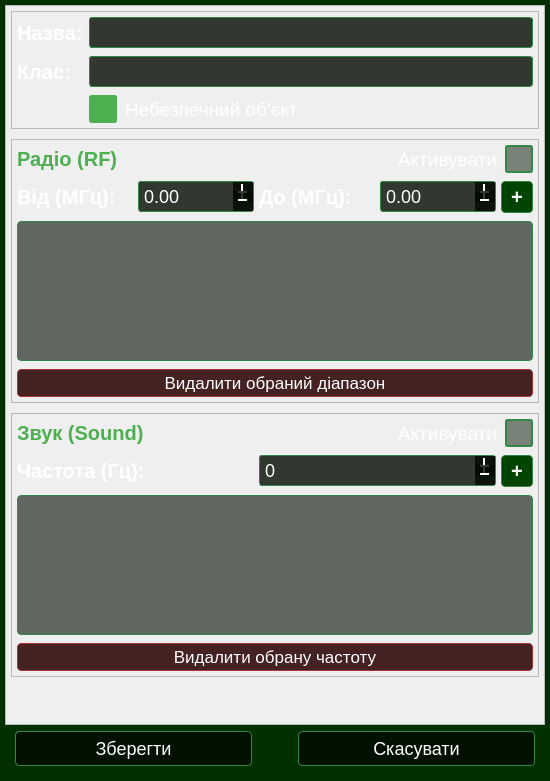
Above: app/ui/object_editor_dialog.ui from VadymKotsiuba1808/SDR_Pi before the change. Below: the same form after it.
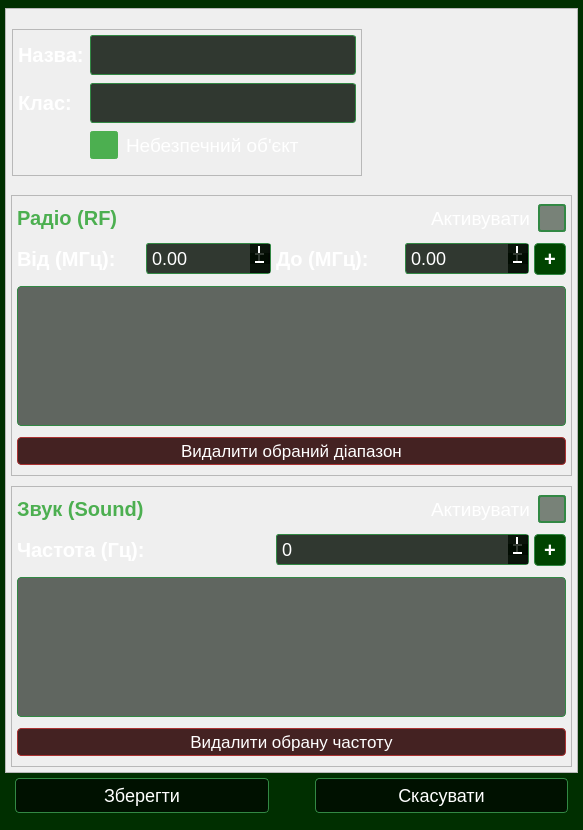
That is the form after the change.

Commit message: Updated object editor ui for KeyboardWidget

Diff of the .ui file:
```diff
--- a/app/ui/object_editor_dialog.ui
+++ b/app/ui/object_editor_dialog.ui
@@ -6,8 +6,8 @@
    <rect>
     <x>0</x>
     <y>0</y>
-    <width>550</width>
-    <height>781</height>
+    <width>583</width>
+    <height>830</height>
    </rect>
   </property>
   <property name="windowTitle">
@@ -134,6 +134,18 @@
    </property>
    <item>
     <widget class="QScrollArea" name="scrollArea">
+     <property name="minimumSize">
+      <size>
+       <width>0</width>
+       <height>765</height>
+      </size>
+     </property>
+     <property name="maximumSize">
+      <size>
+       <width>16777215</width>
+       <height>760</height>
+      </size>
+     </property>
      <property name="widgetResizable">
       <bool>true</bool>
      </property>
@@ -142,10 +154,16 @@
        <rect>
         <x>0</x>
         <y>0</y>
-        <width>538</width>
-        <height>714</height>
+        <width>571</width>
+        <height>763</height>
        </rect>
       </property>
+      <property name="maximumSize">
+       <size>
+        <width>16777215</width>
+        <height>770</height>
+       </size>
+      </property>
       <layout class="QVBoxLayout" name="verticalLayout_Scroll">
        <property name="spacing">
         <number>10</number>
@@ -163,7 +181,42 @@
         <number>5</number>
        </property>
        <item>
+        <widget class="QFrame" name="topFrame">
+         <property name="minimumSize">
+          <size>
+           <width>0</width>
+           <height>171</height>
+          </size>
+         </property>
+         <property name="maximumSize">
+          <size>
+           <width>16777215</width>
+           <height>200</height>
+          </size>
+         </property>
+         <layout class="QHBoxLayout" name="horizontalLayout">
+          <property name="leftMargin">
+           <number>1</number>
+          </property>
+          <property name="topMargin">
+           <number>0</number>
+          </property>
+          <item>
+           <layout class="QVBoxLayout" name="generalLayout">
+            <property name="leftMargin">
+             <number>0</number>
+            </property>
+            <property name="topMargin">
+             <number>15</number>
+            </property>
+            <item>
         <widget class="QFrame" name="frameGeneral">
+              <property name="minimumSize">
+               <size>
+                <width>350</width>
+                <height>140</height>
+               </size>
+              </property>
          <property name="frameShape">
           <enum>QFrame::Shape::StyledPanel</enum>
          </property>
@@ -191,7 +244,14 @@
            </widget>
           </item>
           <item row="0" column="1">
-           <widget class="QLineEdit" name="inpName"/>
+                <widget class="QLineEdit" name="inpName">
+                 <property name="minimumSize">
+                  <size>
+                   <width>0</width>
+                   <height>40</height>
+                  </size>
+                 </property>
+                </widget>
           </item>
           <item row="1" column="0">
            <widget class="QLabel" name="Label">
@@ -201,7 +261,14 @@
            </widget>
           </item>
           <item row="1" column="1">
-           <widget class="QLineEdit" name="inpClass"/>
+                <widget class="QLineEdit" name="inpClass">
+                 <property name="minimumSize">
+                  <size>
+                   <width>0</width>
+                   <height>40</height>
+                  </size>
+                 </property>
+                </widget>
           </item>
           <item row="2" column="1">
            <widget class="QCheckBox" name="chkDangerous">
@@ -216,6 +283,52 @@
          </layout>
         </widget>
        </item>
+           </layout>
+          </item>
+          <item>
+           <spacer name="horizontalSpacer">
+            <property name="orientation">
+             <enum>Qt::Orientation::Horizontal</enum>
+            </property>
+            <property name="sizeType">
+             <enum>QSizePolicy::Policy::Expanding</enum>
+            </property>
+            <property name="sizeHint" stdset="0">
+             <size>
+              <width>30</width>
+              <height>20</height>
+             </size>
+            </property>
+           </spacer>
+          </item>
+          <item alignment="Qt::AlignmentFlag::AlignRight|Qt::AlignmentFlag::AlignTop">
+           <widget class="QWidget" name="keyboardLayoutContainer" native="true">
+            <property name="minimumSize">
+             <size>
+              <width>165</width>
+              <height>135</height>
+             </size>
+            </property>
+            <layout class="QVBoxLayout" name="verticalLayout_2">
+             <item>
+              <layout class="QVBoxLayout" name="keyboardLayout">
+               <property name="spacing">
+                <number>0</number>
+               </property>
+               <property name="leftMargin">
+                <number>6</number>
+               </property>
+               <property name="bottomMargin">
+                <number>0</number>
+               </property>
+              </layout>
+             </item>
+            </layout>
+           </widget>
+          </item>
+         </layout>
+        </widget>
+       </item>
        <item>
         <widget class="QFrame" name="frameRF">
          <property name="frameShape">
@@ -443,19 +556,6 @@
          </layout>
         </widget>
        </item>
-       <item>
-        <spacer name="verticalSpacer">
-         <property name="orientation">
-          <enum>Qt::Orientation::Vertical</enum>
-         </property>
-         <property name="sizeHint" stdset="0">
-          <size>
-           <width>20</width>
-           <height>40</height>
-          </size>
-         </property>
-        </spacer>
-       </item>
       </layout>
      </widget>
     </widget>
```
Left out of the diff: 2 changed lines with no effect on the pictures. Lines whose indentation alone changed are shown as unchanged. The commit also changes 1 other file.
